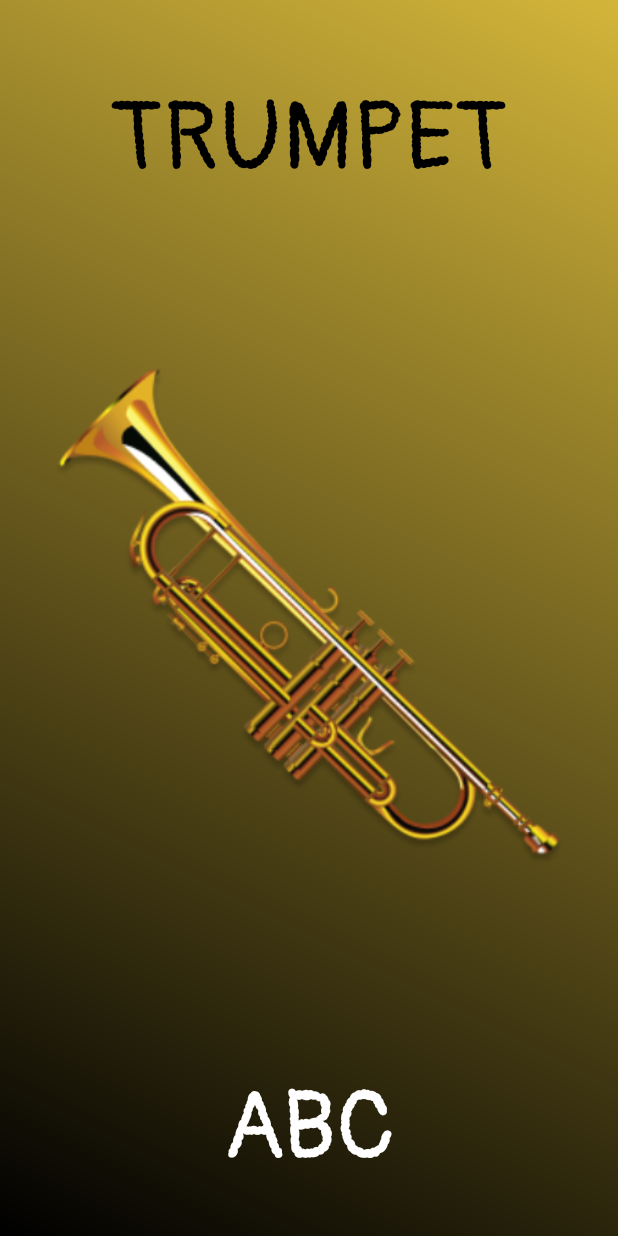
After one commit to Dekram/TrumpetABC, an Android app: the SplashScreenActivity screen opened directly, with no data from a screen before it, on a phone screen of 412 x 824 dp. The commit adds this screen. Run offline under Robolectric (Android 15) with nearby library versions, the phone set to English and light mode, and no system bars.

Commit message:
Add splash screen.

```diff
--- a/app/src/main/AndroidManifest.xml
+++ b/app/src/main/AndroidManifest.xml
@@ -11,6 +11,14 @@
         android:supportsRtl="true"
         android:theme="@style/Theme.TrumpetABC"
         tools:targetApi="31">
+        <activity
+            android:name=".SplashScreenActivity"
+            android:exported="true">
+            <intent-filter>
+                <action android:name="android.intent.action.MAIN"/>
+                <category android:name="android.intent.category.LAUNCHER"/>
+            </intent-filter>
+        </activity>
         <activity
             android:name=".NotesCardActivity"
             android:exported="false" />
--- /dev/null
+++ b/app/src/main/java/com/dekram/trumpetabc/SplashScreenActivity.kt
@@ -0,0 +1,32 @@
+package com.dekram.trumpetabc
+
+import android.content.Intent
+import androidx.appcompat.app.AppCompatActivity
+import android.os.Bundle
+import android.os.Handler
+import android.view.Window
+import android.view.WindowManager
+
+class SplashScreenActivity : AppCompatActivity() {
+    override fun onCreate(savedInstanceState: Bundle?) {
+        super.onCreate(savedInstanceState)
+
+        makeFullScreen()
+        setContentView(R.layout.activity_splash_screen)
+
+        Handler().postDelayed({
+            startActivity(Intent(this, MainActivity::class.java))
+            overridePendingTransition(android.R.anim.fade_in, android.R.anim.fade_out)
+            finish()
+        }, 4000)
+    }
+
+    private fun makeFullScreen() {
+        supportRequestWindowFeature(Window.FEATURE_NO_TITLE)
+        window.setFlags(
+            WindowManager.LayoutParams.FLAG_FULLSCREEN,
+            WindowManager.LayoutParams.FLAG_FULLSCREEN
+        )
+        supportActionBar?.hide()
+    }
+}
--- a/app/src/main/res/drawable/style_button.xml
+++ b/app/src/main/res/drawable/style_button.xml
@@ -4,7 +4,7 @@
     <corners android:radius="16dp" />
     <solid android:color="@color/primaryColor" />
     <stroke
-        android:width="4dp"
+        android:width="2dp"
         android:color="@color/white"
         android:dashWidth="32dp"
         android:dashGap="8dp" />
--- /dev/null
+++ b/app/src/main/res/layout/activity_splash_screen.xml
@@ -0,0 +1,55 @@
+<?xml version="1.0" encoding="utf-8"?>
+<androidx.constraintlayout.widget.ConstraintLayout xmlns:android="http://schemas.android.com/apk/res/android"
+    xmlns:app="http://schemas.android.com/apk/res-auto"
+    xmlns:tools="http://schemas.android.com/tools"
+    android:layout_width="match_parent"
+    android:layout_height="match_parent"
+    android:background="@drawable/background_gradient"
+    tools:context=".SplashScreenActivity">
+
+    <ImageView
+        android:id="@+id/imageView2"
+        android:layout_width="match_parent"
+        android:layout_height="match_parent"
+        android:layout_marginStart="32dp"
+        android:layout_marginTop="32dp"
+        android:layout_marginEnd="32dp"
+        android:layout_marginBottom="32dp"
+        android:src="@drawable/trumpet"
+        app:layout_constraintBottom_toBottomOf="parent"
+        app:layout_constraintEnd_toEndOf="parent"
+        app:layout_constraintStart_toStartOf="parent"
+        app:layout_constraintTop_toTopOf="parent" />
+
+    <TextView
+        android:id="@+id/textView"
+        android:layout_width="wrap_content"
+        android:layout_height="wrap_content"
+        android:layout_marginStart="32dp"
+        android:layout_marginTop="32dp"
+        android:layout_marginEnd="32dp"
+        android:fontFamily="@font/pangolin"
+        android:text="trumpet"
+        android:textAllCaps="true"
+        android:textColor="@color/black"
+        android:textSize="64sp"
+        app:layout_constraintEnd_toEndOf="parent"
+        app:layout_constraintStart_toStartOf="parent"
+        app:layout_constraintTop_toTopOf="parent" />
+
+    <TextView
+        android:id="@+id/textView2"
+        android:layout_width="wrap_content"
+        android:layout_height="wrap_content"
+        android:layout_marginStart="32dp"
+        android:layout_marginEnd="32dp"
+        android:layout_marginBottom="32dp"
+        android:fontFamily="@font/pangolin"
+        android:text="abc"
+        android:textAllCaps="true"
+        android:textColor="@color/white"
+        android:textSize="64sp"
+        app:layout_constraintBottom_toBottomOf="parent"
+        app:layout_constraintEnd_toEndOf="parent"
+        app:layout_constraintStart_toStartOf="parent" />
+</androidx.constraintlayout.widget.ConstraintLayout>
```
Also changed, not shown: app/src/main/res/drawable/trumpet.png (added).
